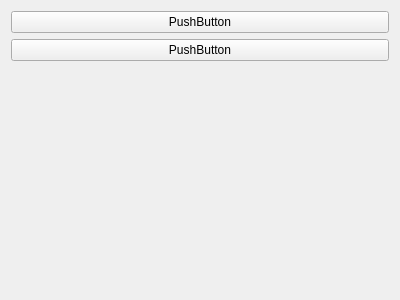
Before: the Qt Designer form blogui/test.ui in zhangbailong945/PyQt5Projects, drawn with Qt 5.
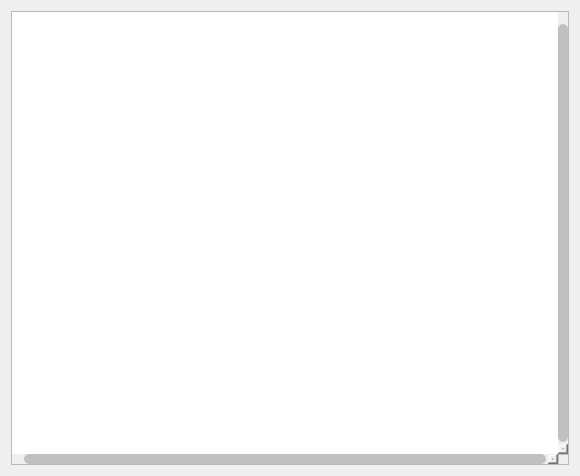
After: the same form once the commit is applied.

```diff
--- a/blogui/test.ui
+++ b/blogui/test.ui
@@ -6,8 +6,8 @@
    <rect>
     <x>0</x>
     <y>0</y>
-    <width>400</width>
-    <height>300</height>
+    <width>580</width>
+    <height>476</height>
    </rect>
   </property>
   <property name="windowTitle">
@@ -15,31 +15,92 @@
   </property>
   <layout class="QVBoxLayout" name="verticalLayout">
    <item>
-    <widget class="QPushButton" name="pushButton_2">
-     <property name="text">
-      <string>PushButton</string>
+    <widget class="QTextBrowser" name="textBrowser">
+     <property name="styleSheet">
+      <string notr="true">QScrollBar:vertical {
+    background: transparent; /*背景透明*/
+    width: 10px; /*宽度*/
+    margin: 0px 0px 0px 0px; /**/
+    padding-top: 12px; /*距离上面12px*/
+    padding-bottom: 12px; /*距离底部12px*/
+}
+/*横向滚动条*/
+QScrollBar:horizontal {
+    background: transparent;
+    height: 10px; /*高度*/
+    margin: 0px 0px 0px 0px;
+    padding-left: 12px; /*距离左边12px*/
+    padding-right: 12px; /*距离右边12px*/
+}
+
+/*当鼠标放到纵向或者横向滚动条上面时*/
+QScrollBar:vertical:hover,QScrollBar:horizontal:hover {
+    background: rgba(0, 0, 0, 30); /*修改背景透明度 30*/
+    border-radius: 5px; /*圆角*/
+}
+
+/*纵向滚动条上面的滑块*/
+QScrollBar::handle:vertical {
+    background: rgba(0, 0, 0, 50);
+    width: 10px;
+    border-radius: 5px;
+    border: none;
+}
+/*横向滚动条上面的滑块*/
+QScrollBar::handle:horizontal {
+    background: rgba(0, 0, 0, 50);
+    height: 10px;
+    border-radius: 5px;
+    border: none;
+}
+
+/*当鼠标放到滚动条滑块上面时改变透明度实现颜色的深浅变化*/
+QScrollBar::handle:vertical:hover,QScrollBar::handle:horizontal:hover {
+    background: rgba(0, 0, 0, 100);
+}
+
+/*纵向滚动条下部分块*/
+QScrollBar::add-page:vertical {
+    width: 10px;
+    background: transparent;
+}
+/*横向滚动条后面部分块*/
+QScrollBar::add-page:horizontal {
+    height: 10px;
+    background: transparent;
+}
+/*纵向滚动条上面部分块*/
+QScrollBar::sub-page:vertical {
+    width: 10px;
+    background: transparent;
+}
+/*横向滚动条左部分块*/
+QScrollBar::sub-page:horizontal {
+    height: 10px;
+    background: transparent;
+}
+/*纵向滚动条顶部三角形位置*/
+QScrollBar::sub-line:vertical {
+    height: 12px;
+    width: 10px;
+    background: transparent;
+    subcontrol-position: top;
+}
+/*横向滚动条左侧三角形位置*/
+QScrollBar::sub-line:horizontal {
+    height: 10px;
+    width: 12px;
+    background: transparent;
+    subcontrol-position: left;
+}</string>
      </property>
-    </widget>
-   </item>
-   <item>
-    <widget class="QPushButton" name="pushButton">
-     <property name="text">
-      <string>PushButton</string>
+     <property name="verticalScrollBarPolicy">
+      <enum>Qt::ScrollBarAlwaysOn</enum>
      </property>
-    </widget>
-   </item>
-   <item>
-    <spacer name="verticalSpacer">
-     <property name="orientation">
-      <enum>Qt::Vertical</enum>
+     <property name="horizontalScrollBarPolicy">
+      <enum>Qt::ScrollBarAlwaysOn</enum>
      </property>
-     <property name="sizeHint" stdset="0">
-      <size>
-       <width>20</width>
-       <height>221</height>
-      </size>
-     </property>
-    </spacer>
+    </widget>
    </item>
   </layout>
  </widget>
```
